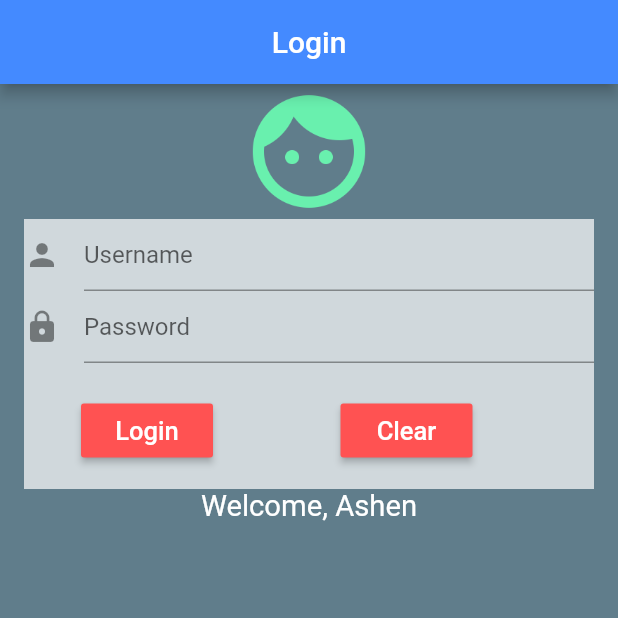
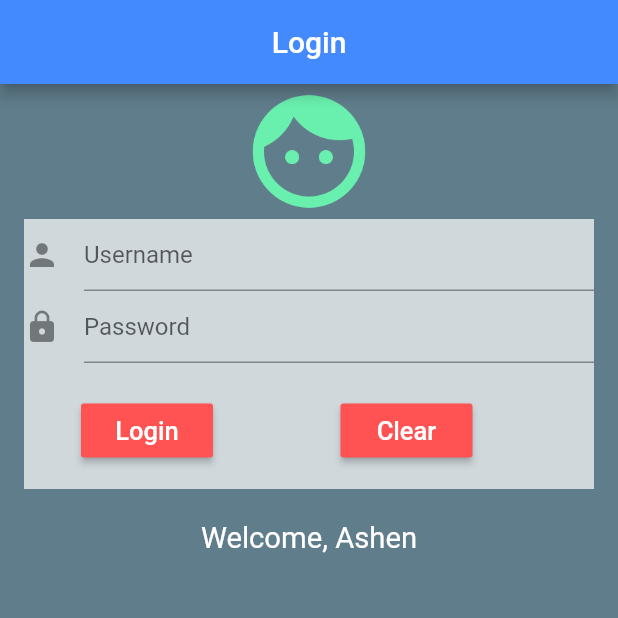
Before and after one commit to ashenmalaka/Flutter_Login_App, a Flutter app: the screen it shows after launch, on a phone screen of 412 x 824 dp, the top half of it. Run offline on Flutter 3.47's test engine with Material 2 defaults, Android fonts, the phone set to English and light mode, and no system bars.

Commit message:
Added padding to text row

```diff
--- a/lib/ui/login.dart
+++ b/lib/ui/login.dart
@@ -106,6 +106,7 @@ class LoginState extends State<Login>{
               ),
             ),
 
+            new Padding(padding: new EdgeInsets.all(10.5)),
             new Row(
               mainAxisAlignment: MainAxisAlignment.center,
               children: <Widget>[
```
